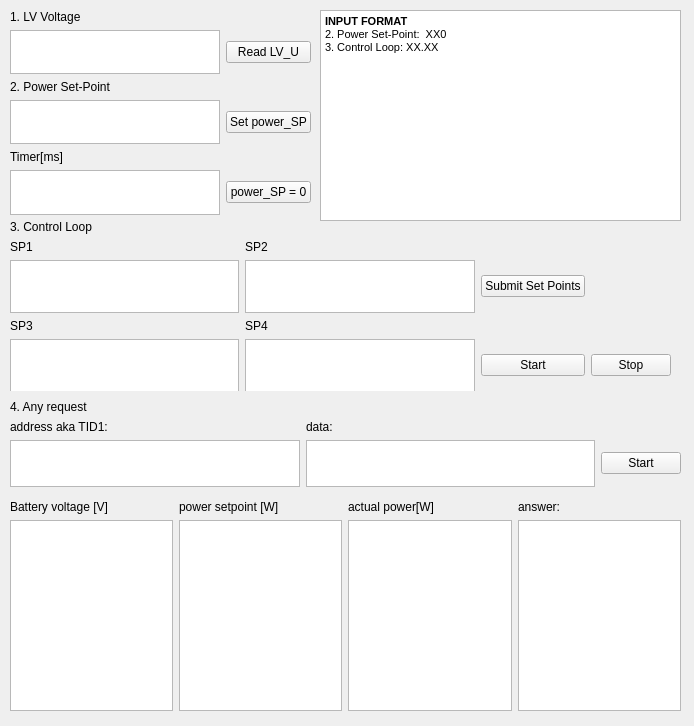
Above: mainwindow.ui from bocherteric/modbus_tcp before the change. Below: the same form after it.
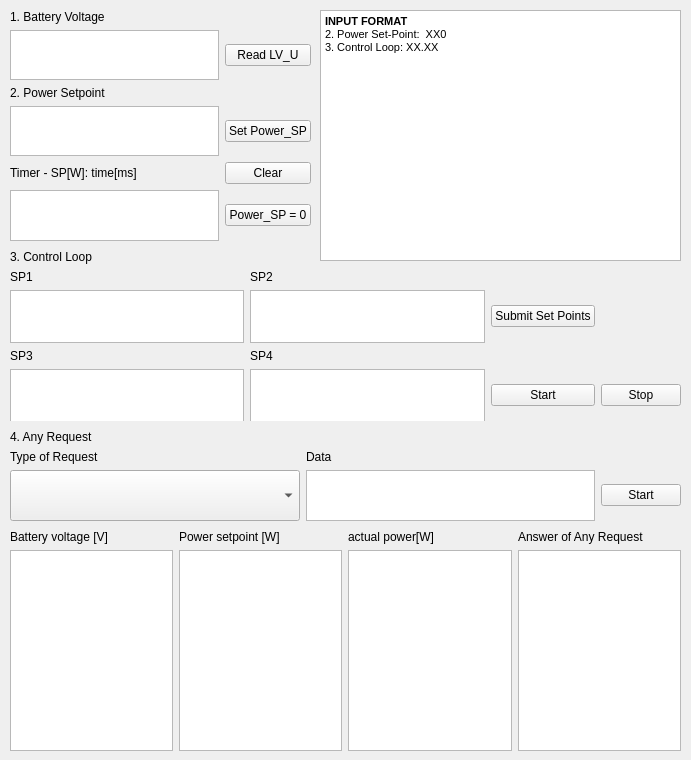
That is the form after the change.

Commit message: GUI operations 1-4 polished up and tested with Qt Modbus server; final tests, removal of debugs, adding of enum class for request types and adjusting code back to Victron Server needs to be done

```diff
--- a/mainwindow.ui
+++ b/mainwindow.ui
@@ -6,8 +6,8 @@
    <rect>
     <x>0</x>
     <y>0</y>
-    <width>694</width>
-    <height>726</height>
+    <width>691</width>
+    <height>760</height>
    </rect>
   </property>
   <property name="windowTitle">
@@ -19,36 +19,43 @@
      <x>10</x>
      <y>10</y>
      <width>301</width>
-     <height>205</height>
+     <height>231</height>
     </rect>
    </property>
    <layout class="QGridLayout" name="gridLayout">
-    <item row="1" column="0">
-     <widget class="QTextBrowser" name="browser1"/>
-    </item>
-    <item row="3" column="0">
-     <widget class="QLabel" name="label">
-      <property name="text">
-       <string>2. Power Set-Point</string>
-      </property>
-     </widget>
+    <item row="6" column="0">
+     <widget class="QTextBrowser" name="browserTimer"/>
     </item>
     <item row="0" column="0">
      <widget class="QLabel" name="label_2">
       <property name="text">
-       <string>1. LV Voltage</string>
+       <string>1. Battery Voltage</string>
       </property>
      </widget>
     </item>
+    <item row="4" column="1">
+     <widget class="QPushButton" name="pushButton2">
+      <property name="text">
+       <string>Set Power_SP</string>
+      </property>
+     </widget>
+    </item>
+    <item row="1" column="0">
+     <widget class="QTextBrowser" name="browser1"/>
+    </item>
     <item row="5" column="0">
      <widget class="QLabel" name="label_4">
       <property name="text">
-       <string>Timer[ms]</string>
+       <string>Timer - SP[W]: time[ms]</string>
       </property>
      </widget>
     </item>
-    <item row="4" column="0">
-     <widget class="QPlainTextEdit" name="text2"/>
+    <item row="3" column="0">
+     <widget class="QLabel" name="label">
+      <property name="text">
+       <string>2. Power Setpoint</string>
+      </property>
+     </widget>
     </item>
     <item row="1" column="1">
      <widget class="QPushButton" name="pushButton1">
@@ -57,10 +64,13 @@
       </property>
      </widget>
     </item>
-    <item row="4" column="1">
-     <widget class="QPushButton" name="pushButton2">
+    <item row="4" column="0">
+     <widget class="QPlainTextEdit" name="text2"/>
+    </item>
+    <item row="5" column="1">
+     <widget class="QPushButton" name="pushButton2_2">
       <property name="text">
-       <string>Set power_SP</string>
+       <string>Clear</string>
       </property>
      </widget>
     </item>
@@ -70,7 +80,7 @@
     <item row="6" column="1">
      <widget class="QPushButton" name="pushButton2_1">
       <property name="text">
-       <string>power_SP = 0</string>
+       <string>Power_SP = 0</string>
       </property>
      </widget>
     </item>
@@ -80,25 +90,25 @@
    <property name="geometry">
     <rect>
      <x>10</x>
-     <y>500</y>
+     <y>530</y>
      <width>671</width>
-     <height>211</height>
+     <height>221</height>
     </rect>
    </property>
    <layout class="QGridLayout" name="gridLayout_3">
     <item row="0" column="1">
      <widget class="QLabel" name="label_7">
       <property name="text">
-       <string>power setpoint [W]</string>
+       <string>Power setpoint [W]</string>
       </property>
      </widget>
     </item>
     <item row="1" column="2">
+     <widget class="QTextBrowser" name="browserP"/>
+    </item>
+    <item row="1" column="1">
      <widget class="QTextBrowser" name="browserSP"/>
     </item>
-    <item row="1" column="1">
-     <widget class="QTextBrowser" name="browserI"/>
-    </item>
     <item row="1" column="0">
      <widget class="QTextBrowser" name="browserU"/>
     </item>
@@ -122,7 +132,7 @@
     <item row="0" column="3">
      <widget class="QLabel" name="label_12">
       <property name="text">
-       <string>answer:</string>
+       <string>Answer of Any Request</string>
       </property>
      </widget>
     </item>
@@ -134,7 +144,7 @@
      <x>320</x>
      <y>10</y>
      <width>361</width>
-     <height>211</height>
+     <height>251</height>
     </rect>
    </property>
    <property name="html">
@@ -145,32 +155,30 @@
 &lt;p style=&quot; margin-top:0px; margin-bottom:0px; margin-left:0px; margin-right:0px; -qt-block-indent:0; text-indent:0px;&quot;&gt;&lt;span style=&quot; font-weight:600;&quot;&gt;INPUT FORMAT&lt;/span&gt;&lt;/p&gt;
 &lt;p style=&quot; margin-top:0px; margin-bottom:0px; margin-left:0px; margin-right:0px; -qt-block-indent:0; text-indent:0px;&quot;&gt;2. Power Set-Point:  XX0 &lt;/p&gt;
 &lt;p style=&quot; margin-top:0px; margin-bottom:0px; margin-left:0px; margin-right:0px; -qt-block-indent:0; text-indent:0px;&quot;&gt;3. Control Loop: XX.XX&lt;/p&gt;
-&lt;p style=&quot;-qt-paragraph-type:empty; margin-top:0px; margin-bottom:0px; margin-left:0px; margin-right:0px; -qt-block-indent:0; text-indent:0px; font-weight:600;&quot;&gt;&lt;br /&gt;&lt;/p&gt;&lt;/body&gt;&lt;/html&gt;</string>
+&lt;p style=&quot;-qt-paragraph-type:empty; margin-top:0px; margin-bottom:0px; margin-left:0px; margin-right:0px; -qt-block-indent:0; text-indent:0px;&quot;&gt;&lt;br /&gt;&lt;/p&gt;
+&lt;p style=&quot;-qt-paragraph-type:empty; margin-top:0px; margin-bottom:0px; margin-left:0px; margin-right:0px; -qt-block-indent:0; text-indent:0px;&quot;&gt;&lt;br /&gt;&lt;/p&gt;&lt;/body&gt;&lt;/html&gt;</string>
    </property>
   </widget>
   <widget class="QWidget" name="gridLayoutWidget_2">
    <property name="geometry">
     <rect>
      <x>10</x>
-     <y>400</y>
+     <y>430</y>
      <width>671</width>
-     <height>87</height>
+     <height>91</height>
     </rect>
    </property>
    <layout class="QGridLayout" name="gridLayout_2">
     <item row="0" column="0">
      <widget class="QLabel" name="label_9">
       <property name="text">
-       <string>4. Any request</string>
+       <string>4. Any Request</string>
       </property>
      </widget>
     </item>
     <item row="2" column="1">
      <widget class="QTextEdit" name="text42"/>
     </item>
-    <item row="2" column="0">
-     <widget class="QTextEdit" name="text41"/>
-    </item>
     <item row="2" column="2">
      <widget class="QPushButton" name="pushButton4">
       <property name="text">
@@ -181,25 +189,65 @@
     <item row="1" column="0">
      <widget class="QLabel" name="label_10">
       <property name="text">
-       <string>address aka TID1:</string>
+       <string>Type of Request</string>
       </property>
      </widget>
     </item>
     <item row="1" column="1">
      <widget class="QLabel" name="label_11">
       <property name="text">
-       <string>data:</string>
+       <string>Data</string>
       </property>
      </widget>
     </item>
+    <item row="2" column="0">
+     <widget class="QComboBox" name="text41">
+      <property name="sizePolicy">
+       <sizepolicy hsizetype="Expanding" vsizetype="Expanding">
+        <horstretch>0</horstretch>
+        <verstretch>0</verstretch>
+       </sizepolicy>
+      </property>
+      <item>
+       <property name="text">
+        <string/>
+       </property>
+      </item>
+      <item>
+       <property name="text">
+        <string>Read Input Power(AC)</string>
+       </property>
+      </item>
+      <item>
+       <property name="text">
+        <string>Read Battery Voltage</string>
+       </property>
+      </item>
+      <item>
+       <property name="text">
+        <string>Read Battery Current</string>
+       </property>
+      </item>
+      <item>
+       <property name="text">
+        <string>Write ESS Power Setpoint</string>
+       </property>
+      </item>
+      <item>
+       <property name="text">
+        <string>Read ESS Power Setpoint</string>
+       </property>
+      </item>
+     </widget>
+    </item>
    </layout>
   </widget>
   <widget class="QWidget" name="gridLayoutWidget_4">
    <property name="geometry">
     <rect>
      <x>10</x>
-     <y>220</y>
-     <width>661</width>
+     <y>250</y>
+     <width>671</width>
      <height>171</height>
     </rect>
    </property>
```
Left out of the diff: 3 changed lines with no effect on the pictures. The commit also changes 4 other files.
